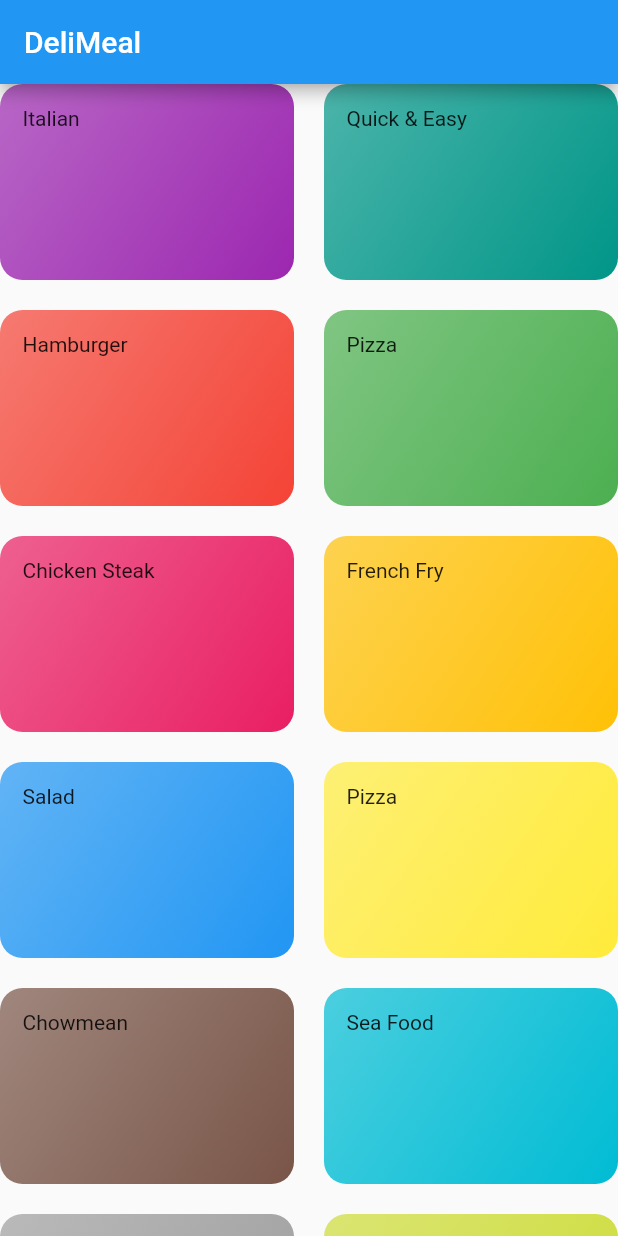
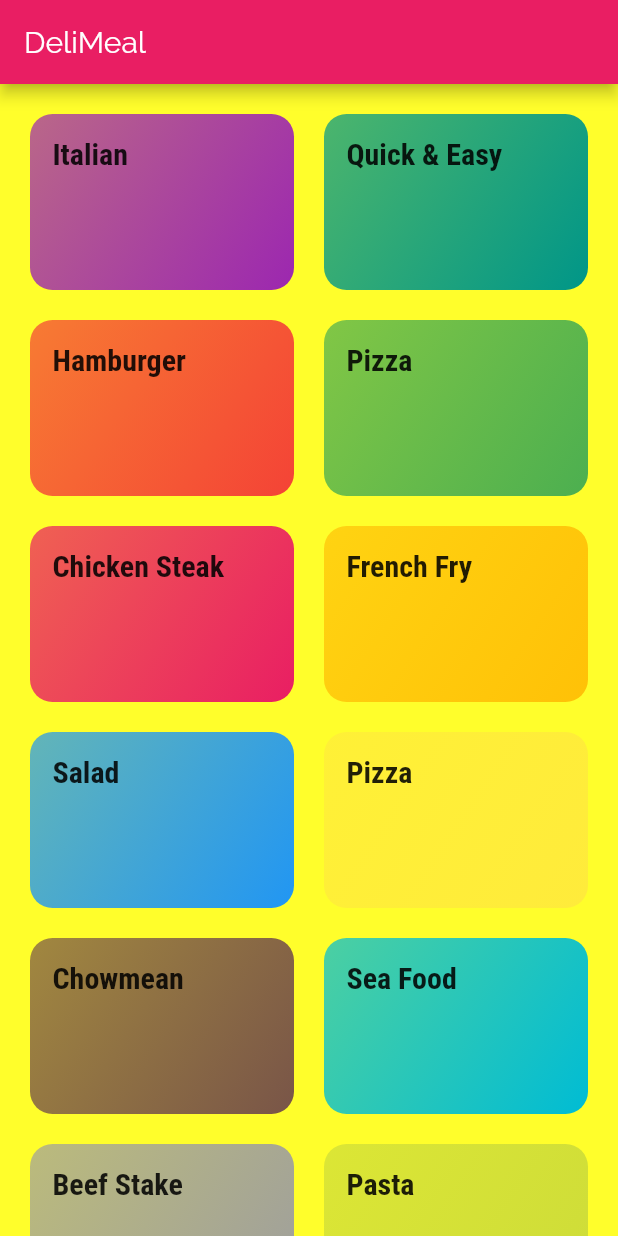
Before and after one commit to yousufCse/flutter_sample, a Flutter app: the screen it shows after launch, on a phone screen of 412 x 824 dp. Run offline on Flutter 3.47's test engine with Material 2 defaults, Android fonts, the phone set to English and light mode, and no system bars.

Commit message:
Added fonts

```diff
--- a/lib/src/app.dart
+++ b/lib/src/app.dart
@@ -11,6 +11,25 @@ class _AppState extends State<App> {
   Widget build(BuildContext context) {
     return MaterialApp(
       title: 'Meal App',
+      theme: ThemeData(
+        primarySwatch: Colors.pink,
+        accentColor: Colors.amber,
+        canvasColor: Color.fromRGBO(255, 254, 299, 1),
+        fontFamily: 'Raleway',
+        textTheme: ThemeData.light().textTheme.copyWith(
+          body1: TextStyle(
+            color: Color.fromRGBO(29, 51, 51, 1)
+          ),
+          body2: TextStyle(
+            color: Color.fromRGBO(20, 51, 51, 1),
+          ),
+          title: TextStyle(
+            fontSize: 20,
+            fontFamily: 'RobotoCondensed',
+            fontWeight: FontWeight.bold
+          )
+        )
+      ),
       home: CategoriesScreen(),
     );
   }
--- a/lib/src/screens/categories_screen.dart
+++ b/lib/src/screens/categories_screen.dart
@@ -10,6 +10,7 @@ class CategoriesScreen extends StatelessWidget {
         title: const Text('DeliMeal'),
       ),
       body: GridView(
+        padding: const EdgeInsets.all(20),
         children: DUMMY_CATEGORIES
             .map(
               (item) => CategoryItem(
--- a/lib/src/screens/category_item.dart
+++ b/lib/src/screens/category_item.dart
@@ -10,7 +10,7 @@ class CategoryItem extends StatelessWidget {
   Widget build(BuildContext context) {
     return Container(
       padding: const EdgeInsets.all(15),
-      child: Text(title),
+      child: Text(title, style: Theme.of(context).textTheme.title),
       decoration: BoxDecoration(
         borderRadius: BorderRadius.circular(15),
         gradient: LinearGradient(
```
Also changed, not shown: pubspec.yaml (+19 -0 lines), assets/fonts/Raleway-Black.ttf (added), assets/fonts/Raleway-Bold.ttf (added), assets/fonts/Raleway-Regular.ttf (added), assets/fonts/RobotoCondensed-Bold.ttf (added), assets/fonts/RobotoCondensed-Italic.ttf (added), assets/fonts/RobotoCondensed-Light.ttf (added), assets/fonts/RobotoCondensed-Regular.ttf (added).
